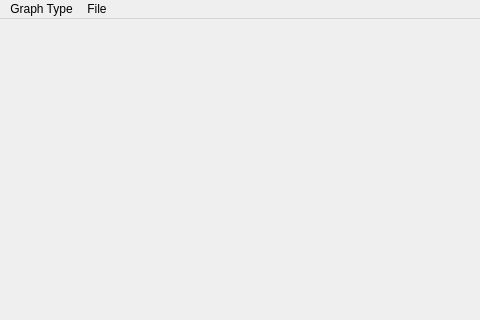
Old version of the form CoordinateManager/mainwindow.ui in the repository AbhijitYdv/QT_Data_Visualization; both pictures show x 0 to 480 and y 0 to 320 of the 1303 by 596 pixel window.
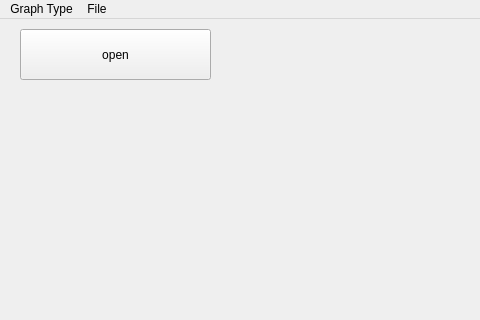
New version of the form.

The edit to the form file:
```diff
--- a/CoordinateManager/mainwindow.ui
+++ b/CoordinateManager/mainwindow.ui
@@ -18,13 +18,26 @@
     <property name="geometry">
      <rect>
       <x>10</x>
-      <y>10</y>
+      <y>60</y>
       <width>1291</width>
-      <height>531</height>
+      <height>481</height>
      </rect>
     </property>
     <layout class="QHBoxLayout" name="horizontalLayout"/>
    </widget>
+   <widget class="QPushButton" name="pushButton">
+    <property name="geometry">
+     <rect>
+      <x>20</x>
+      <y>10</y>
+      <width>191</width>
+      <height>51</height>
+     </rect>
+    </property>
+    <property name="text">
+     <string>open</string>
+    </property>
+   </widget>
   </widget>
   <widget class="QMenuBar" name="menubar">
    <property name="geometry">
```
